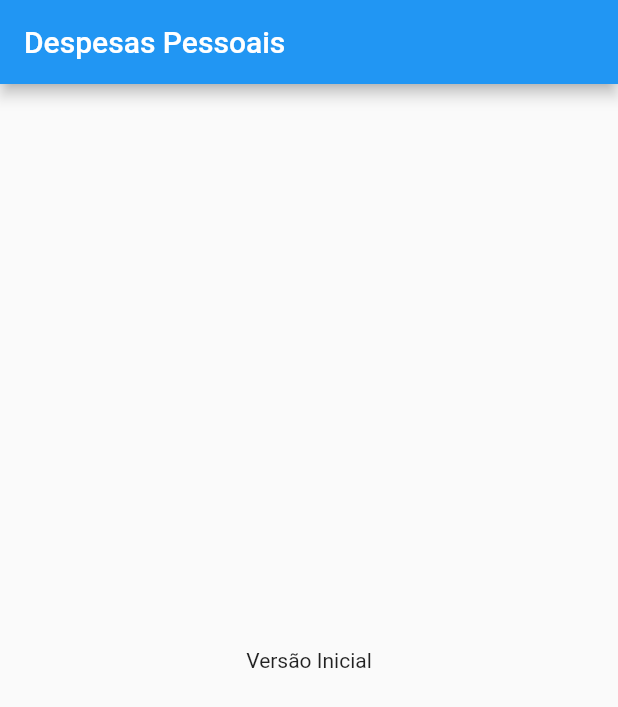
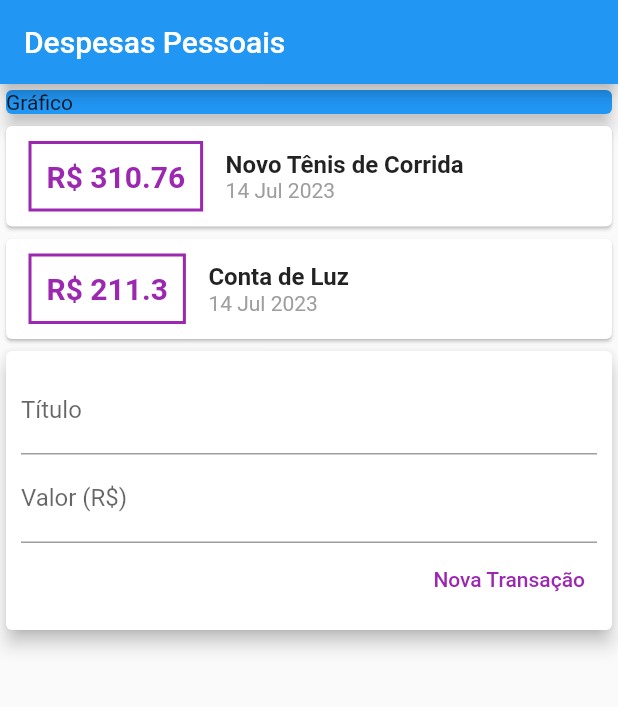
Before and after one commit to GUSTAV0DEDEUS/ExpensesAPP, a Flutter app: the screen it shows after launch, on a phone screen of 412 x 824 dp. Shown: the top 707 px of the screen. Run offline on Flutter 3.47's test engine with Material 2 defaults, Android fonts, the phone set to English and light mode, and no system bars.

Commit message:
:construction: Developing

```diff
--- a/lib/main.dart
+++ b/lib/main.dart
@@ -1,4 +1,6 @@
+import 'package:expenses/models/transaction.dart';
 import 'package:flutter/material.dart';
+import 'package:intl/intl.dart';
 main( ) => runApp(ExpensesApp());
 
 class ExpensesApp extends StatelessWidget{
@@ -11,14 +13,123 @@ class ExpensesApp extends StatelessWidget{
 }
 
 class MyHomePage extends StatelessWidget{
+  final _transactions = [
+    Transaction(
+      id: 't1',
+      title: 'Novo Tênis de Corrida',
+      value: 310.76,
+      date: DateTime.now(),
+      ),
+    Transaction(
+      id: 't2',
+      title: 'Conta de Luz',
+      value: 211.30,
+      date: DateTime.now(),
+      ),
+  ];
+
   @override
   Widget build(BuildContext context){
     return Scaffold(
       appBar:  AppBar(
           title: Text('Despesas Pessoais'),
         ),
-        body: Center(
-          child: Text('Versão Inicial')
+        body: Column(
+            mainAxisAlignment: MainAxisAlignment.start,
+            crossAxisAlignment: CrossAxisAlignment.stretch,
+            children: <Widget>[
+              Container(
+                width: double.infinity,
+                child: const Card(
+                  color: Colors.blue,
+                  child: Text('Gráfico'),
+                  elevation: 5,
+                ),
+              ),
+              Column(
+                children: _transactions.map((tr) {
+                  return Card(
+                    child: Row(
+                      children: <Widget>[
+                        Container(
+                          margin: const EdgeInsets.symmetric(
+                            horizontal: 15,
+                            vertical: 10
+                          ),
+                          decoration: BoxDecoration(
+                            border: Border.all(
+                              color: const Color.fromRGBO(156, 39, 176, 1),
+                              width: 2
+                            )
+                          ),
+                          padding: const EdgeInsets.all(10),
+                          child: Text(
+                            'R\$ ${tr.value.toString()}',
+                            style: const TextStyle(
+                              fontWeight: FontWeight.bold,
+                              fontSize: 20,
+                              color: Color.fromRGBO(156, 39, 176, 1),
+
+                            ),
+                          ),
+                        ),
+                        Column(
+                          crossAxisAlignment: CrossAxisAlignment.start,
+
+                          children: <Widget>[
+                            Text(
+                              tr.title,
+                              style: const TextStyle(
+                                fontWeight: FontWeight.bold,
+                                fontSize: 16,
+                              )
+                            ),
+                            Text(
+                              DateFormat('d MMM y').format(tr.date),
+                              style: const TextStyle(
+                                color: Colors.grey,
+                              ),
+                            )
+                          ],
+                        ),
+                      ],
+                    ),
+                  );
+                }).toList(),
+              ),
+              Card(
+                elevation: 5,
+                child: Padding(
+                  padding: const EdgeInsets.all(10),
+                  child: Column(
+                  children: <Widget>[
+                    TextField(
+                        decoration: InputDecoration(
+                          labelText: 'Título',
+                        ),
+                      ),
+                    TextField(
+                       decoration: InputDecoration(
+                          labelText: 'Valor (R\$)',
+                        ),
+                    ),
+                    Row(
+                      mainAxisAlignment: MainAxisAlignment.end,
+                      children: <Widget>[
+                        TextButton(
+                          style: TextButton.styleFrom(
+                            foregroundColor: Colors.purple,
+                          ),
+                          child: Text('Nova Transação'),
+                          onPressed: () {},
+                        ),
+                    ],
+                    )
+                  ],
+                  ),
+                ),
+                ),
+            ],
         ),
     );
   }
--- /dev/null
+++ b/lib/models/transaction.dart
@@ -0,0 +1,13 @@
+class Transaction {
+  final String id;
+  final String title;
+  final double value;
+  final DateTime date;
+
+  Transaction({
+    required this.id,
+    required this.title,
+    required this.value,
+    required this.date,
+  });
+}
```
